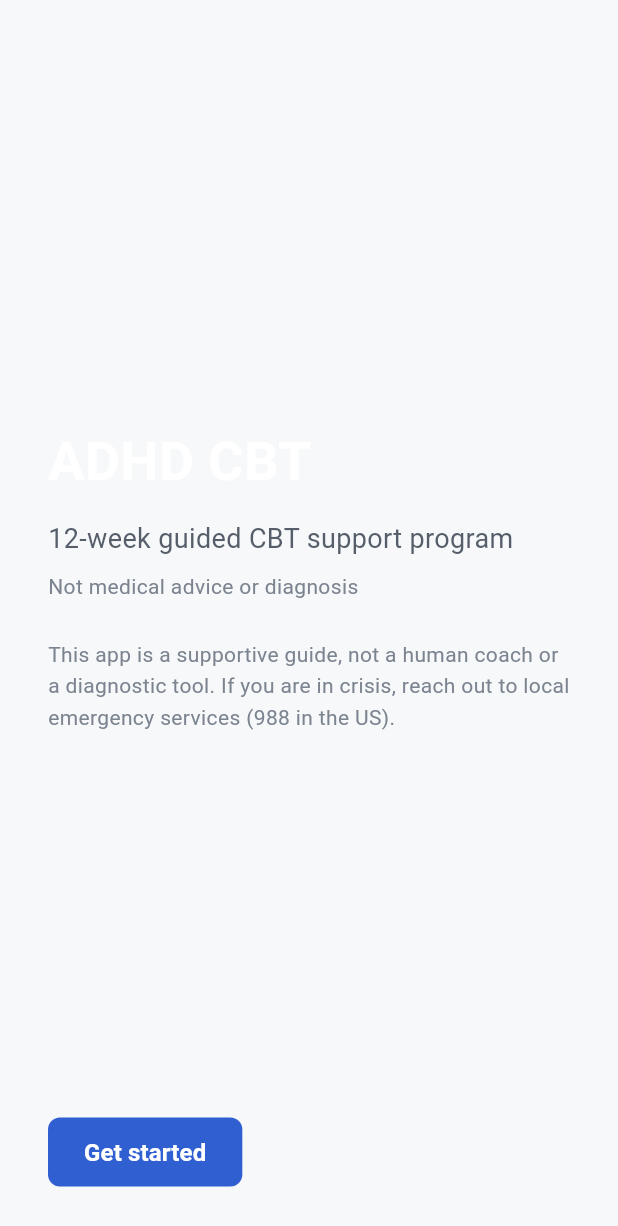
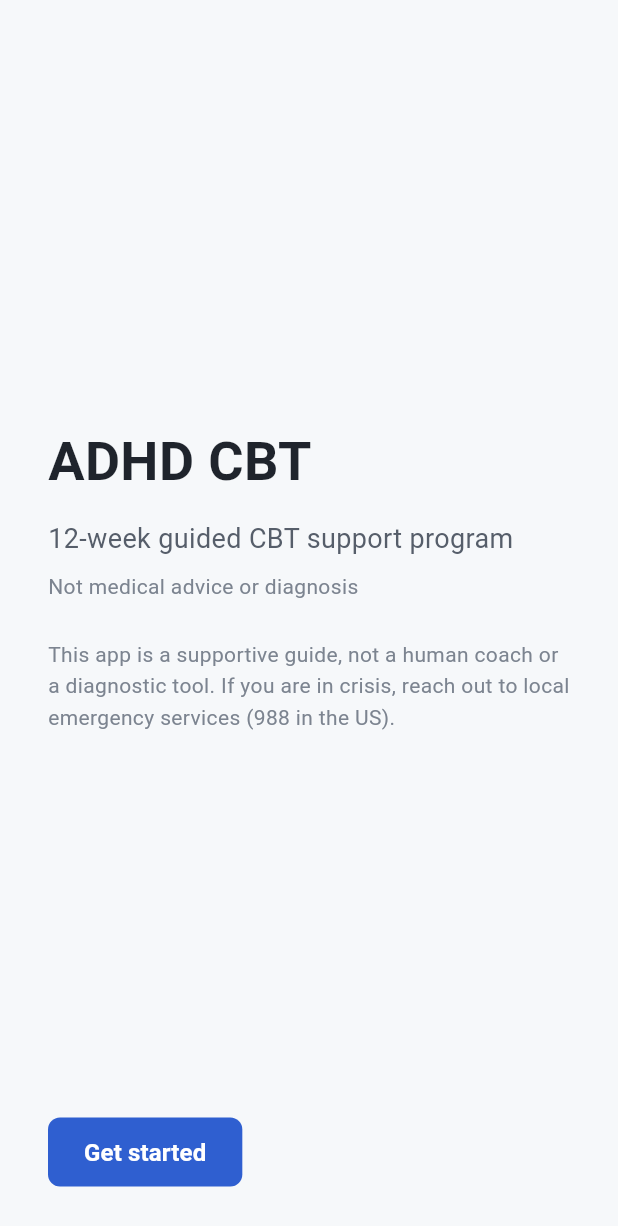
Before and after one commit to EAbaracus/adhd-cbt-app, a Flutter app: the screen it shows after launch, on a phone screen of 412 x 824 dp. Shown: the top 1226 px of the screen. Run offline on Flutter 3.47's test engine with Material 3 defaults, Android fonts, the phone set to English and light mode, and no system bars; our stand-ins replace drift, firebase_core, firebase_messaging, flutter_local_notifications; accounts and stored records are empty; generated files the repository leaves out were written again.

Commit message:
fix(ui): AppText styles carry explicit colors — fixes white-on-white text (root cause: color-less styles inherited colorless DefaultTextStyle)

```diff
--- a/app/lib/theme/app_theme.dart
+++ b/app/lib/theme/app_theme.dart
@@ -31,15 +31,25 @@ class AppColors {
 }
 
 class AppText {
-  // Hand-crafted scale, logical px only. 10 sizes max.
-  static const caption = TextStyle(fontSize: 12, height: 1.5, fontWeight: FontWeight.w400);
-  static const small = TextStyle(fontSize: 14, height: 1.5, fontWeight: FontWeight.w400);
-  static const body = TextStyle(fontSize: 16, height: 1.6, fontWeight: FontWeight.w400);
-  static const lead = TextStyle(fontSize: 18, height: 1.6, fontWeight: FontWeight.w400);
-  static const subtitle = TextStyle(fontSize: 20, height: 1.4, fontWeight: FontWeight.w600);
-  static const section = TextStyle(fontSize: 24, height: 1.25, fontWeight: FontWeight.w600);
-  static const h2 = TextStyle(fontSize: 30, height: 1.2, fontWeight: FontWeight.w700);
-  static const h1 = TextStyle(fontSize: 36, height: 1.15, fontWeight: FontWeight.w700);
+  // Hand-crafted scale, logical px only. 10 sizes max. Every style carries an
+  // explicit color (refactoring-ui: 3 text colors max) — a color-less style
+  // inherits the ambient DefaultTextStyle, which broke to WHITE-on-white here.
+  static const caption =
+      TextStyle(fontSize: 12, height: 1.5, fontWeight: FontWeight.w400, color: AppColors.textTertiary);
+  static const small =
+      TextStyle(fontSize: 14, height: 1.5, fontWeight: FontWeight.w400, color: AppColors.textSecondary);
+  static const body =
+      TextStyle(fontSize: 16, height: 1.6, fontWeight: FontWeight.w400, color: AppColors.textPrimary);
+  static const lead =
+      TextStyle(fontSize: 18, height: 1.6, fontWeight: FontWeight.w400, color: AppColors.textPrimary);
+  static const subtitle =
+      TextStyle(fontSize: 20, height: 1.4, fontWeight: FontWeight.w600, color: AppColors.textPrimary);
+  static const section =
+      TextStyle(fontSize: 24, height: 1.25, fontWeight: FontWeight.w600, color: AppColors.textPrimary);
+  static const h2 =
+      TextStyle(fontSize: 30, height: 1.2, fontWeight: FontWeight.w700, color: AppColors.textPrimary);
+  static const h1 =
+      TextStyle(fontSize: 36, height: 1.15, fontWeight: FontWeight.w700, color: AppColors.textPrimary);
 }
 
 class AppTheme {
```
